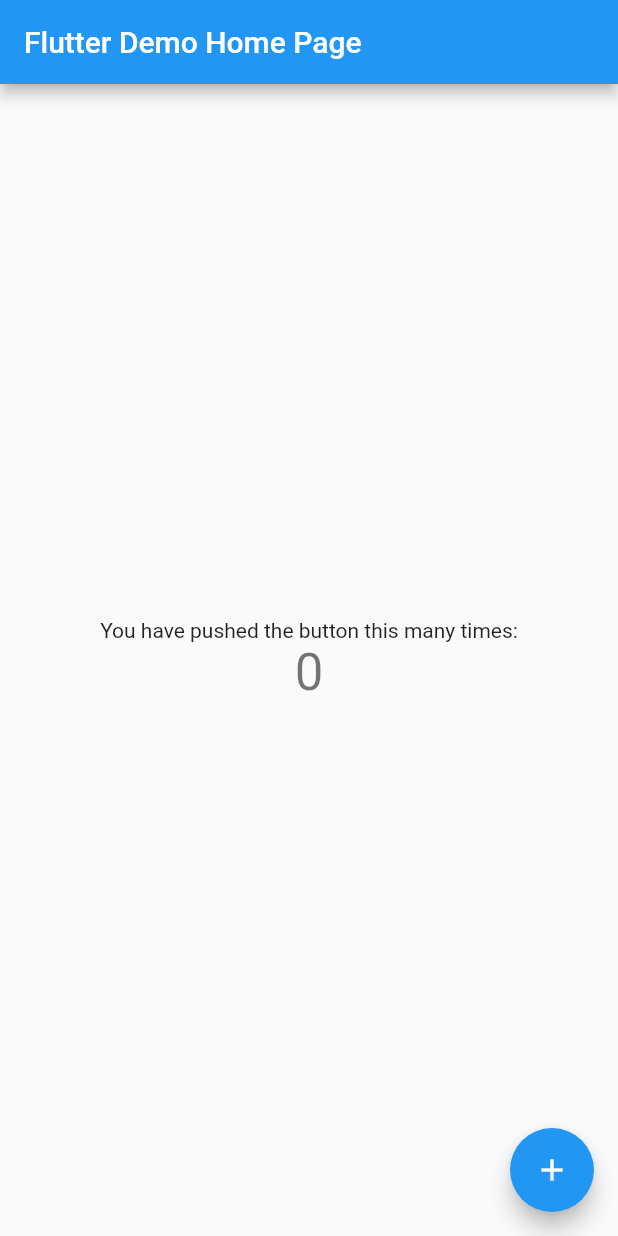
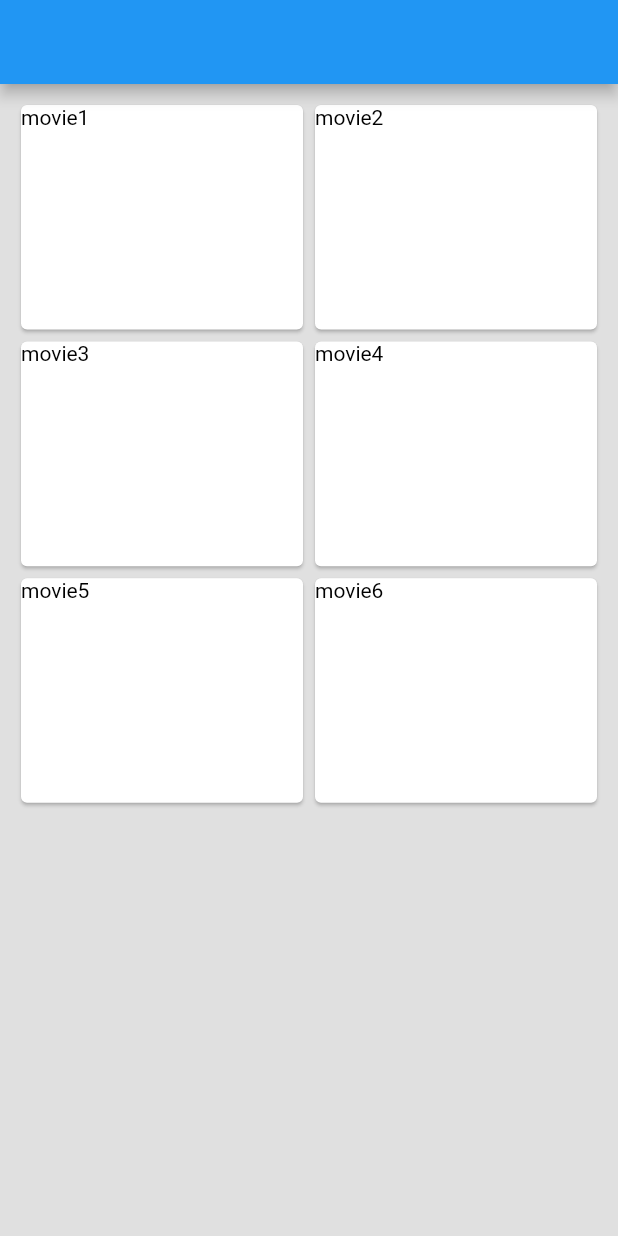
Before and after one commit to SzymonGryszko/MovieSearch, a Flutter app: the screen it shows after launch, on a phone screen of 412 x 824 dp. Run offline on Flutter 3.47's test engine with Material 2 defaults, Android fonts, the phone set to English and light mode, and no system bars.

Commit message:
initial layout

```diff
--- a/lib/main.dart
+++ b/lib/main.dart
@@ -1,4 +1,5 @@
 import 'package:flutter/material.dart';
+import 'package:movie_search/screens/main_screen.dart';
 
 void main() {
   runApp(MyApp());
@@ -22,92 +23,7 @@ class MyApp extends StatelessWidget {
         // is not restarted.
         primarySwatch: Colors.blue,
       ),
-      home: MyHomePage(title: 'Flutter Demo Home Page'),
+      home: MainScreen(),
     );
   }
 }
-
-class MyHomePage extends StatefulWidget {
-  MyHomePage({Key? key, required this.title}) : super(key: key);
-
-  // This widget is the home page of your application. It is stateful, meaning
-  // that it has a State object (defined below) that contains fields that affect
-  // how it looks.
-
-  // This class is the configuration for the state. It holds the values (in this
-  // case the title) provided by the parent (in this case the App widget) and
-  // used by the build method of the State. Fields in a Widget subclass are
-  // always marked "final".
-
-  final String title;
-
-  @override
-  _MyHomePageState createState() => _MyHomePageState();
-}
-
-class _MyHomePageState extends State<MyHomePage> {
-  int _counter = 0;
-
-  void _incrementCounter() {
-    setState(() {
-      // This call to setState tells the Flutter framework that something has
-      // changed in this State, which causes it to rerun the build method below
-      // so that the display can reflect the updated values. If we changed
-      // _counter without calling setState(), then the build method would not be
-      // called again, and so nothing would appear to happen.
-      _counter++;
-    });
-  }
-
-  @override
-  Widget build(BuildContext context) {
-    // This method is rerun every time setState is called, for instance as done
-    // by the _incrementCounter method above.
-    //
-    // The Flutter framework has been optimized to make rerunning build methods
-    // fast, so that you can just rebuild anything that needs updating rather
-    // than having to individually change instances of widgets.
-    return Scaffold(
-      appBar: AppBar(
-        // Here we take the value from the MyHomePage object that was created by
-        // the App.build method, and use it to set our appbar title.
-        title: Text(widget.title),
-      ),
-      body: Center(
-        // Center is a layout widget. It takes a single child and positions it
-        // in the middle of the parent.
-        child: Column(
-          // Column is also a layout widget. It takes a list of children and
-          // arranges them vertically. By default, it sizes itself to fit its
-          // children horizontally, and tries to be as tall as its parent.
-          //
-          // Invoke "debug painting" (press "p" in the console, choose the
-          // "Toggle Debug Paint" action from the Flutter Inspector in Android
-          // Studio, or the "Toggle Debug Paint" command in Visual Studio Code)
-          // to see the wireframe for each widget.
-          //
-          // Column has various properties to control how it sizes itself and
-          // how it positions its children. Here we use mainAxisAlignment to
-          // center the children vertically; the main axis here is the vertical
-          // axis because Columns are vertical (the cross axis would be
-          // horizontal).
-          mainAxisAlignment: MainAxisAlignment.center,
-          children: <Widget>[
-            Text(
-              'You have pushed the button this many times:',
-            ),
-            Text(
-              '$_counter',
-              style: Theme.of(context).textTheme.headline4,
-            ),
-          ],
-        ),
-      ),
-      floatingActionButton: FloatingActionButton(
-        onPressed: _incrementCounter,
-        tooltip: 'Increment',
-        child: Icon(Icons.add),
-      ), // This trailing comma makes auto-formatting nicer for build methods.
-    );
-  }
-}
--- /dev/null
+++ b/lib/screens/main_screen.dart
@@ -0,0 +1,33 @@
+import 'package:flutter/material.dart';
+import 'package:movie_search/widgets/custom_container.dart';
+
+class MainScreen extends StatelessWidget {
+  @override
+  Widget build(BuildContext context) {
+    var size = MediaQuery.of(context).size;
+    final double statusBarHeight = MediaQuery.of(context).padding.top;
+    final double itemHeight =
+        (size.height - kToolbarHeight - statusBarHeight) / 3;
+    final double itemWidth = size.width / 2;
+
+    var movies = ['movie1', 'movie2', 'movie3', 'movie4', 'movie5', 'movie6'];
+
+    return Scaffold(
+      appBar: AppBar(
+        centerTitle: true,
+      ),
+      backgroundColor: Colors.black12,
+      body: GridView.count(
+        padding: EdgeInsets.all(10),
+        crossAxisCount: 2,
+        childAspectRatio: itemHeight / itemWidth,
+        shrinkWrap: false,
+        children: List.generate(movies.length, (index) {
+          return CustomContainer(
+            title: movies[index],
+          );
+        }),
+      ),
+    );
+  }
+}
--- /dev/null
+++ b/lib/screens/movie_screen.dart
@@ -0,0 +1,10 @@
+import 'package:flutter/material.dart';
+
+class MovieScreen extends StatelessWidget {
+  @override
+  Widget build(BuildContext context) {
+    return Container(
+
+    );
+  }
+}
--- /dev/null
+++ b/lib/widgets/custom_container.dart
@@ -0,0 +1,20 @@
+import 'package:flutter/cupertino.dart';
+import 'package:flutter/material.dart';
+
+class CustomContainer extends StatelessWidget {
+  final String title;
+  CustomContainer({required this.title});
+
+  @override
+  Widget build(BuildContext context) {
+    return Container(
+      child: Card(
+        color: Colors.white,
+        child: Text(
+          title,
+          style: TextStyle(color: Colors.black),
+        ),
+      ),
+    );
+  }
+}
```
